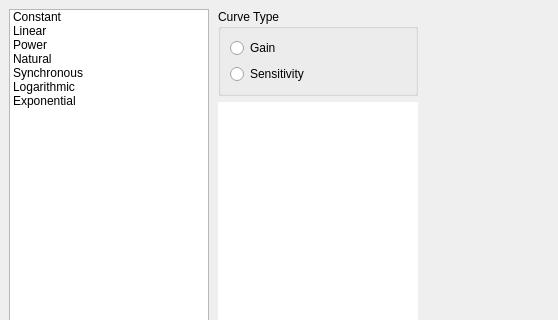
fsecilia/curves, file src/curves/ui/qt/main_window/main_window.ui: the form before one commit; both pictures show x 0 to 558 and y 0 to 320 of the 1000 by 600 pixel window.
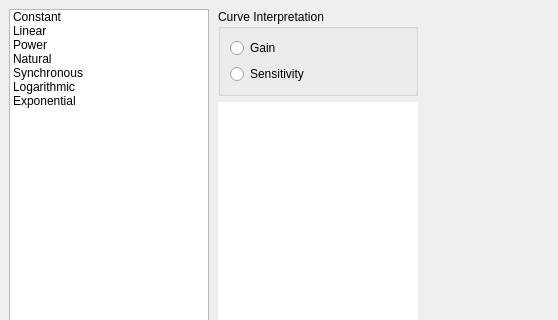
The form after the commit. Custom widgets are drawn as their Qt base class.

Commit message: refactor(ui): change curve type to interpretation

Patch:
```diff
--- a/src/curves/ui/qt/main_window/main_window.ui
+++ b/src/curves/ui/qt/main_window/main_window.ui
@@ -161,7 +161,7 @@
           <item>
            <widget class="QGroupBox" name="curveTypeGroupBox">
             <property name="title">
-             <string>Curve Type</string>
+             <string>Curve Interpretation</string>
             </property>
             <layout class="QVBoxLayout" name="verticalLayout_2">
              <item>
```
Left out of the diff: 6 changed lines with no effect on the pictures. The commit also changes 1 other file.
